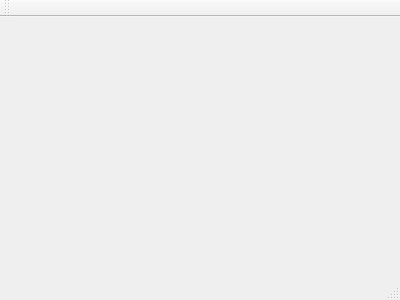
Above: mainwindow.ui from AnthonyChiavelli/GitVisualizationTool before the change. Below: the same form after it.
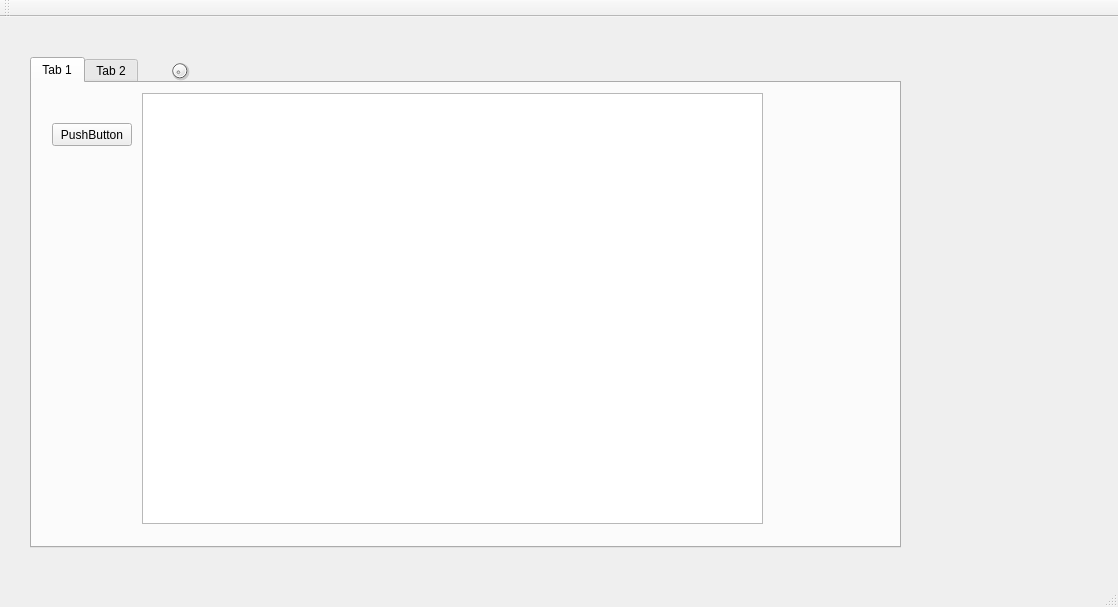
That is the form after the change.

Commit message: Continued basic class for commit node

The edit to the form file:
```diff
--- a/mainwindow.ui
+++ b/mainwindow.ui
@@ -1,24 +1,125 @@
 <ui version="4.0">
  <class>MainWindow</class>
- <widget class="QMainWindow" name="MainWindow" >
-  <property name="geometry" >
+ <widget class="QMainWindow" name="MainWindow">
+  <property name="geometry">
    <rect>
     <x>0</x>
     <y>0</y>
-    <width>400</width>
-    <height>300</height>
+    <width>1118</width>
+    <height>607</height>
    </rect>
   </property>
   <property name="windowTitle" >
    <string>MainWindow</string>
   </property>
-  <widget class="QMenuBar" name="menuBar" />
-  <widget class="QToolBar" name="mainToolBar" />
-  <widget class="QWidget" name="centralWidget" />
-  <widget class="QStatusBar" name="statusBar" />
+  <widget class="QWidget" name="centralWidget">
+   <widget class="QPushButton" name="pushButton">
+    <property name="geometry">
+     <rect>
+      <x>100</x>
+      <y>110</y>
+      <width>80</width>
+      <height>23</height>
+     </rect>
+    </property>
+    <property name="text">
+     <string>PushButton</string>
+    </property>
+   </widget>
+   <widget class="QTabWidget" name="tabWidget">
+    <property name="geometry">
+     <rect>
+      <x>30</x>
+      <y>40</y>
+      <width>871</width>
+      <height>491</height>
+     </rect>
+    </property>
+    <property name="currentIndex">
+     <number>0</number>
+    </property>
+    <widget class="QWidget" name="tab">
+     <attribute name="title">
+      <string>Tab 1</string>
+     </attribute>
+     <widget class="QGraphicsView" name="Canvas">
+      <property name="geometry">
+       <rect>
+        <x>110</x>
+        <y>10</y>
+        <width>621</width>
+        <height>431</height>
+       </rect>
+      </property>
+      <property name="minimumSize">
+       <size>
+        <width>200</width>
+        <height>200</height>
+       </size>
+      </property>
+     </widget>
+     <widget class="QPushButton" name="pushButton_2">
+      <property name="geometry">
+       <rect>
+        <x>20</x>
+        <y>40</y>
+        <width>80</width>
+        <height>23</height>
+       </rect>
+      </property>
+      <property name="text">
+       <string>PushButton</string>
+      </property>
+     </widget>
+    </widget>
+    <widget class="QWidget" name="tab_2">
+     <attribute name="title">
+      <string>Tab 2</string>
+     </attribute>
+     <widget class="QDoubleSpinBox" name="doubleSpinBox">
+      <property name="geometry">
+       <rect>
+        <x>280</x>
+        <y>180</y>
+        <width>471</width>
+        <height>191</height>
+       </rect>
+      </property>
+     </widget>
+    </widget>
+   </widget>
+   <widget class="QDial" name="dial">
+    <property name="geometry">
+     <rect>
+      <x>169</x>
+      <y>43</y>
+      <width>21</width>
+      <height>21</height>
+     </rect>
+    </property>
+   </widget>
+  </widget>
+  <widget class="QMenuBar" name="menuBar">
+   <property name="geometry">
+    <rect>
+     <x>0</x>
+     <y>0</y>
+     <width>1118</width>
+     <height>20</height>
+    </rect>
+   </property>
+  </widget>
+  <widget class="QToolBar" name="mainToolBar">
+   <attribute name="toolBarArea">
+    <enum>TopToolBarArea</enum>
+   </attribute>
+   <attribute name="toolBarBreak">
+    <bool>false</bool>
+   </attribute>
+  </widget>
+  <widget class="QStatusBar" name="statusBar"/>
  </widget>
- <layoutDefault spacing="6" margin="11" />
- <pixmapfunction></pixmapfunction>
+ <layoutdefault spacing="6" margin="11"/>
  <resources/>
  <connections/>
 </ui>
```
Left out of the diff: 3 changed lines with no effect on the pictures. The commit also changes 5 other files.
